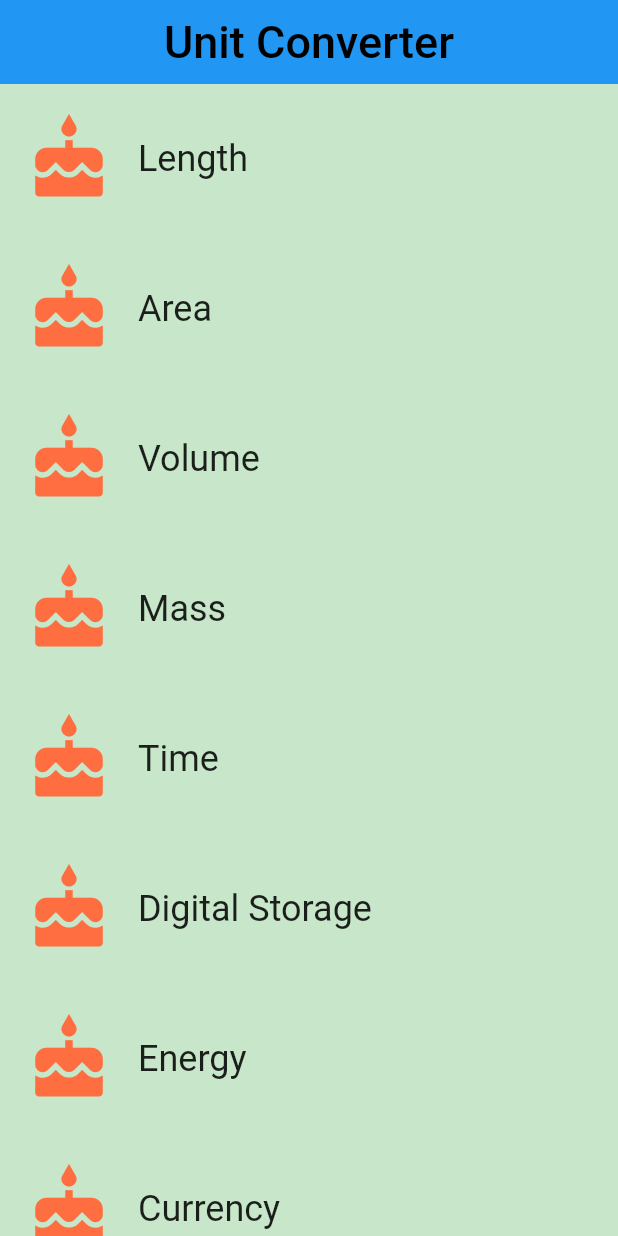
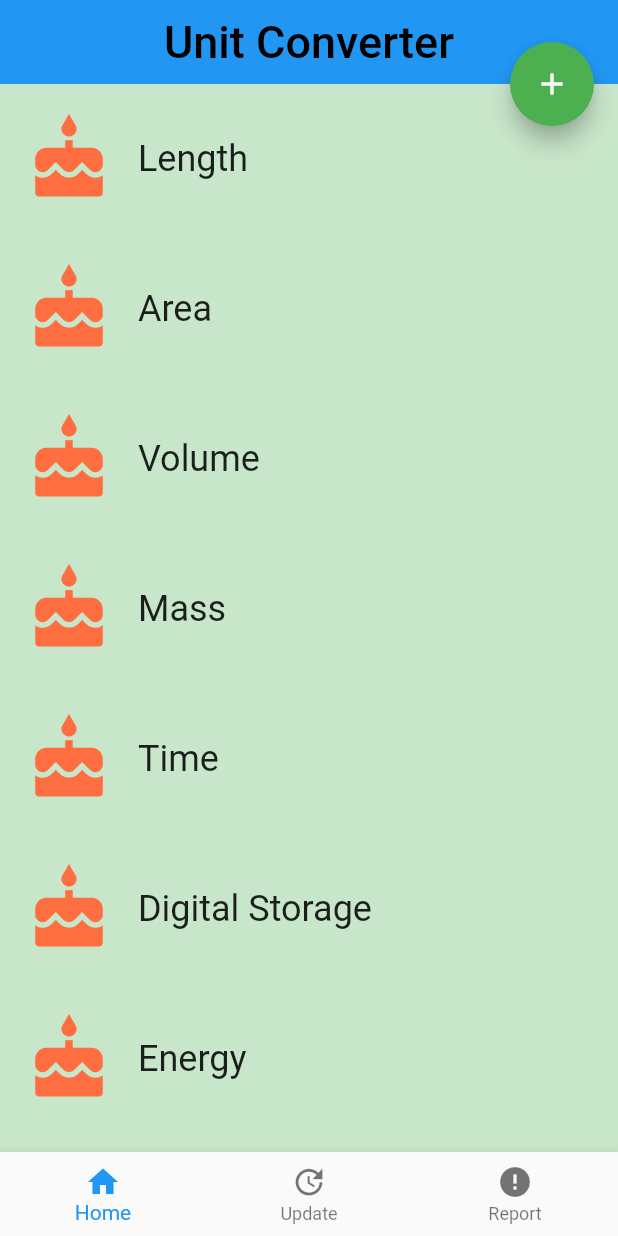
Before and after one commit to isacmoura/unit-converter-flutter, a Flutter app: the screen it shows after launch, on a phone screen of 412 x 824 dp. Run offline on Flutter 3.47's test engine with Material 2 defaults, Android fonts, the phone set to English and light mode, and no system bars.

Commit message:
Adding widgets to screen

```diff
--- a/lib/category_route.dart
+++ b/lib/category_route.dart
@@ -43,6 +43,7 @@ class CategoryRoute extends StatelessWidget {
     Widget _buildCategoryWidgets(List<Widget> categories) {
       if(portrait) {
         return ListView.builder(
+          physics: const AlwaysScrollableScrollPhysics(),
             itemBuilder: (BuildContext context, int index) => categories[index],
             itemCount: categories.length,
         );
@@ -65,7 +66,6 @@ class CategoryRoute extends StatelessWidget {
       ));
     }
 
-    // TODO: Create a list view of the Categories
     final listView = Container(
       color: _backgroundColor,
       padding: EdgeInsets.symmetric(horizontal: 8.0),
@@ -87,6 +87,28 @@ class CategoryRoute extends StatelessWidget {
     return Scaffold(
       appBar: appBar,
       body: listView,
+      floatingActionButton: FloatingActionButton(
+        child: Icon(Icons.add),
+        tooltip: 'Add item',
+        backgroundColor: Colors.green,
+      ),
+      floatingActionButtonLocation: FloatingActionButtonLocation.endTop,
+      bottomNavigationBar: BottomNavigationBar(
+        items: const <BottomNavigationBarItem>[
+          BottomNavigationBarItem(
+            icon: Icon(Icons.home),
+            title: Text('Home')
+          ),
+          BottomNavigationBarItem(
+              icon: Icon(Icons.update),
+              title: Text('Update')
+          ),
+          BottomNavigationBarItem(
+              icon: Icon(Icons.error),
+              title: Text('Report')
+          ),
+        ],
+      ),
     );
   }
 }
```
